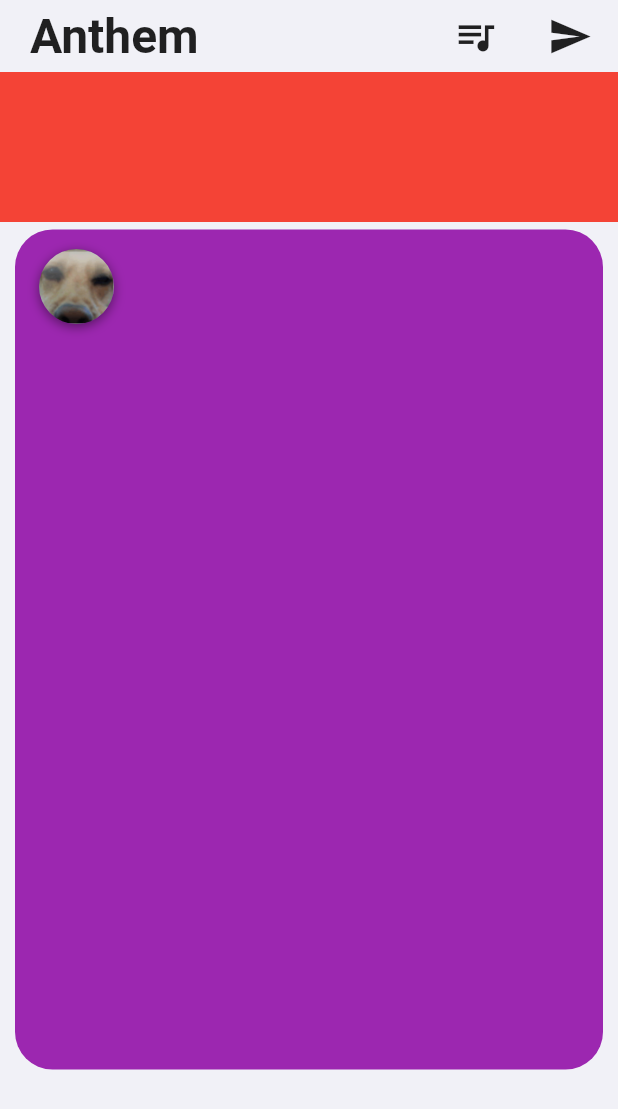
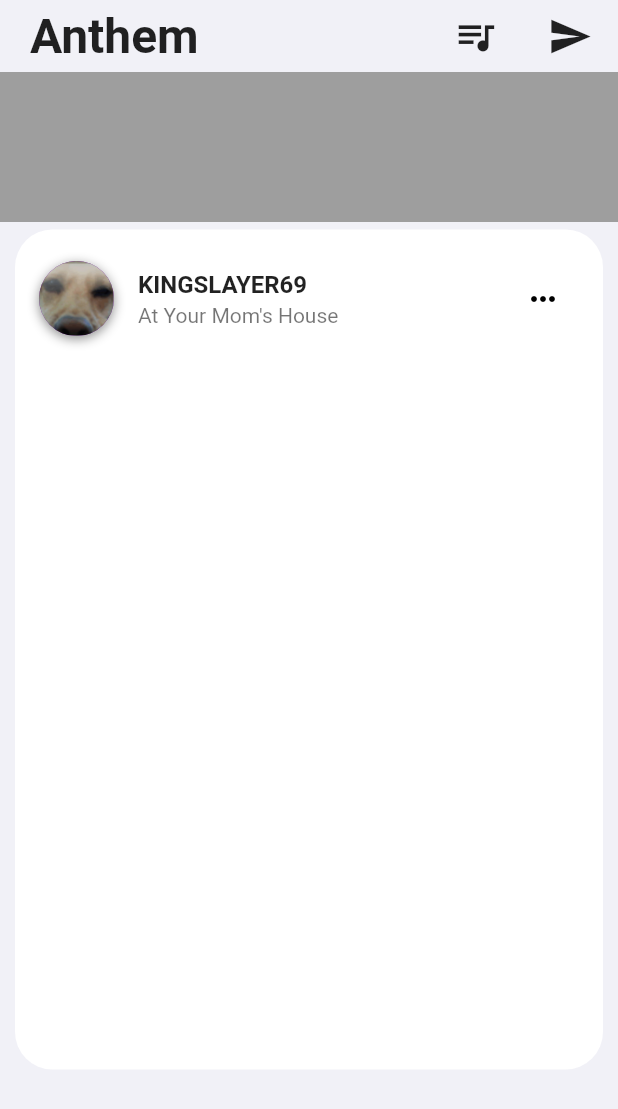
Before and after one commit to npro1001/cop4331-large-project, a Flutter app: the Feed screen opened by its route, on a phone screen of 412 x 824 dp. Shown: the top 1109 px of the screen. Run offline on Flutter 3.47's test engine with Material 2 defaults, Android fonts, the phone set to English and light mode, and no system bars; our stand-ins replace bloc, equatable, flutter_bloc, flutter_riverpod, flutter_secure_storage, just_audio; accounts and stored records are empty.

Commit message:
added more to post

```diff
--- a/anthem_flutter_app/lib/presentation/screens/feed.dart
+++ b/anthem_flutter_app/lib/presentation/screens/feed.dart
@@ -46,7 +46,7 @@ class Feed extends StatelessWidget {
           Container(
             width: double.infinity,
             height: 100,
-            color: Colors.red,
+            color: Colors.grey,
           ),
           Padding(
             padding: EdgeInsets.symmetric(horizontal: 10.0, vertical: 5.0),
@@ -54,7 +54,7 @@ class Feed extends StatelessWidget {
               width: double.infinity,
               height: 560.0,
               decoration: BoxDecoration(
-                color: Colors.purple,
+                color: Colors.white,
                 borderRadius: BorderRadius.circular(25.0),
               ),
               child: Column(
@@ -88,7 +88,17 @@ class Feed extends StatelessWidget {
                               )),
                             ),
                           ),
-                        )
+                          title: Text(
+                            "KINGSLAYER69",
+                            style: TextStyle(fontWeight: FontWeight.bold),
+                          ),
+                          subtitle: Text("At Your Mom's House"),
+                          trailing: IconButton(
+                            icon: Icon(Icons.more_horiz),
+                            color: Colors.black,
+                            onPressed: () => print("More Options"),
+                          ),
+                        ),
                       ],
                     ),
                   ),
```
